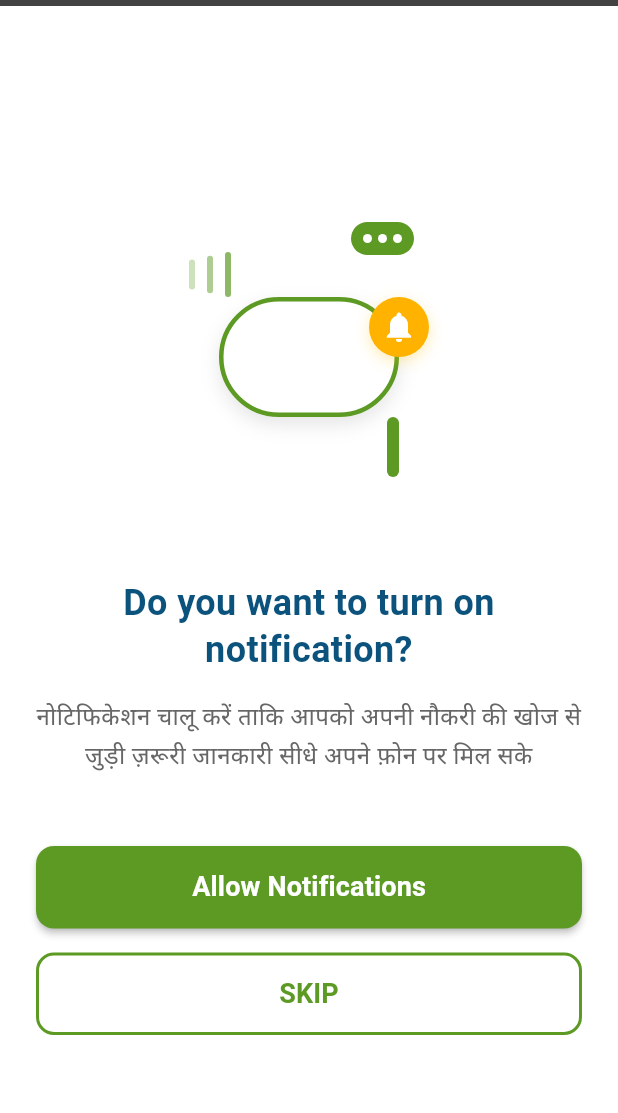
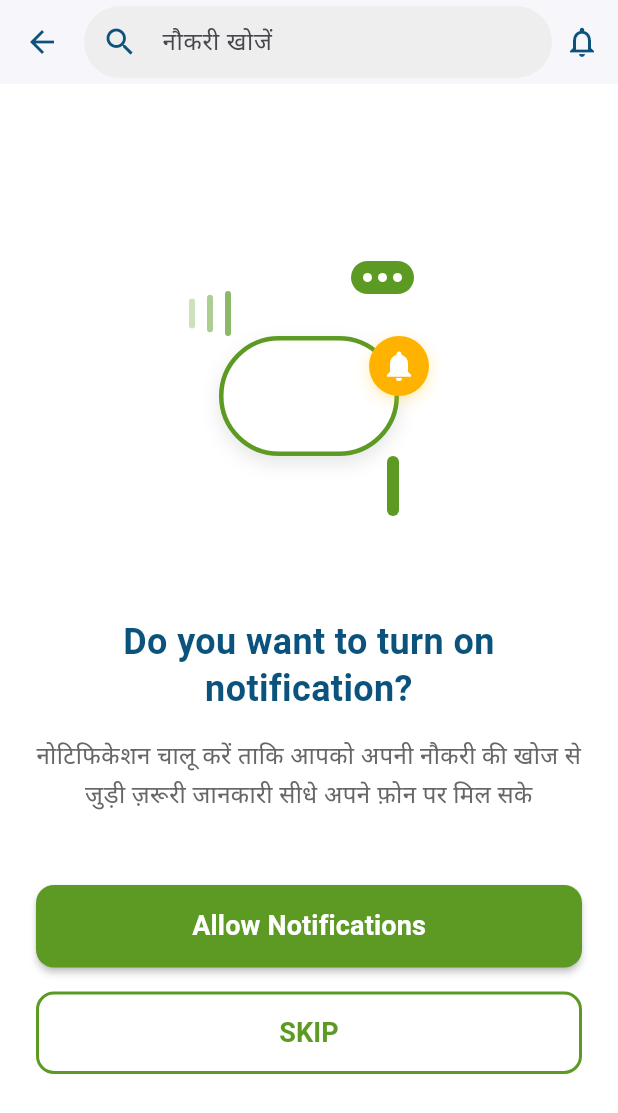
Before and after one commit to Poojadhameja/jobsahi-studentapp, a Flutter app: the SettingsPage screen opened by its route, after a tap on "Notification / नोटिफिकेशन", on a phone screen of 412 x 824 dp. Shown: the top 1113 px of the screen. Run offline on Flutter 3.47's test engine with Material 3 defaults, Android fonts, the phone set to English and light mode, and no system bars; our stand-ins replace file_picker.

Commit message:
settings inner pages done

```diff
--- a/lib/auth/change_password.dart
+++ b/lib/auth/change_password.dart
@@ -33,9 +33,13 @@ class _ChangePasswordPageState extends State<ChangePasswordPage> {
   Widget build(BuildContext context) {
     return Scaffold(
       backgroundColor: AppConstants.backgroundColor,
-      appBar: const CustomAppBar(
+      appBar: CustomAppBar(
         title: 'Change Password/पासवर्ड बदलें',
         showBackButton: true,
+        onBackPressed: () {
+          // Navigate back to settings page
+          Navigator.of(context).pop();
+        },
       ),
       body: SingleChildScrollView(
         padding: const EdgeInsets.all(AppConstants.defaultPadding),
--- a/lib/pages/setting/about_page.dart
+++ b/lib/pages/setting/about_page.dart
@@ -306,7 +306,10 @@ class AboutPage extends StatelessWidget {
       child: SizedBox(
         width: double.infinity,
         child: OutlinedButton(
-          onPressed: () => NavigationService.goBack(),
+          onPressed: () {
+            // Navigate back to settings page
+            Navigator.of(context).pop();
+          },
           style: OutlinedButton.styleFrom(
             padding: const EdgeInsets.symmetric(
               vertical: AppConstants.defaultPadding,
--- a/lib/pages/setting/help_center.dart
+++ b/lib/pages/setting/help_center.dart
@@ -33,10 +33,14 @@ class _HelpCenterPageState extends State<HelpCenterPage>
   Widget build(BuildContext context) {
     return Scaffold(
       backgroundColor: Colors.white,
-      appBar: const CustomAppBar(
+      appBar: CustomAppBar(
         title: 'Help Center/हेल्प सेंटर',
         showBackButton: true,
         showSearchBar: false,
+        onBackPressed: () {
+          // Navigate back to settings page
+          Navigator.of(context).pop();
+        },
       ),
       body: Column(
         children: [
--- a/lib/pages/setting/notification_permission.dart
+++ b/lib/pages/setting/notification_permission.dart
@@ -1,5 +1,6 @@
 import 'package:flutter/material.dart';
 import '../../utils/app_constants.dart';
+import '../../widgets/global/custom_app_bar.dart';
 
 class NotificationPermissionPage extends StatelessWidget {
   const NotificationPermissionPage({super.key});
@@ -8,10 +9,12 @@ class NotificationPermissionPage extends StatelessWidget {
   Widget build(BuildContext context) {
     return Scaffold(
       backgroundColor: Colors.white,
+      appBar: const CustomAppBar(
+        title: 'Notifications / नोटिफिकेशन',
+        showBackButton: true,
+      ),
       body: Column(
         children: [
-          // Top dark gray bar (status bar area)
-          Container(height: 4, color: const Color(0xFF424242)),
 
           // Main content
           Expanded(
@@ -90,7 +93,7 @@ class NotificationPermissionPage extends StatelessWidget {
                     height: 55,
                     child: OutlinedButton(
                       onPressed: () {
-                        // Handle skip action
+                        // Navigate back to settings page
                         Navigator.of(context).pop();
                       },
                       style: OutlinedButton.styleFrom(
--- a/lib/pages/setting/privacy_policy.dart
+++ b/lib/pages/setting/privacy_policy.dart
@@ -9,10 +9,14 @@ class PrivacyPolicyPage extends StatelessWidget {
   Widget build(BuildContext context) {
     return Scaffold(
       backgroundColor: Colors.white,
-      appBar: const CustomAppBar(
+      appBar: CustomAppBar(
         title: 'Privacy Policy/गोपनीयता नीति',
         showBackButton: true,
         showSearchBar: false,
+        onBackPressed: () {
+          // Navigate back to settings page
+          Navigator.of(context).pop();
+        },
       ),
       body: Column(
         children: [
--- a/lib/pages/setting/settings.dart
+++ b/lib/pages/setting/settings.dart
@@ -23,14 +23,7 @@ class SettingsPage extends StatelessWidget {
       body: ListView(
         padding: const EdgeInsets.all(16.0),
         children: [
-          _buildSettingItem(
-            context,
-            icon: Icons.person_outline,
-            title: 'Account Setting / खाता सेटिंग',
-            onTap: () {
-              // TODO: Navigate to Account Setting Page
-            },
-          ),
+
           _buildSettingItem(
             context,
             icon: Icons.lock_outline,
--- a/lib/pages/setting/terms_conditions.dart
+++ b/lib/pages/setting/terms_conditions.dart
@@ -16,10 +16,14 @@ class _TermsConditionsPageState extends State<TermsConditionsPage> {
   Widget build(BuildContext context) {
     return Scaffold(
       backgroundColor: Colors.white,
-      appBar: const CustomAppBar(
+      appBar: CustomAppBar(
         title: 'Terms & Conditions / नियम और शर्तें',
         showBackButton: true,
         showSearchBar: false,
+        onBackPressed: () {
+          // Navigate back to settings page
+          Navigator.of(context).pop();
+        },
       ),
       body: Column(
         children: [
```
Also changed, not shown: pubspec.lock.
